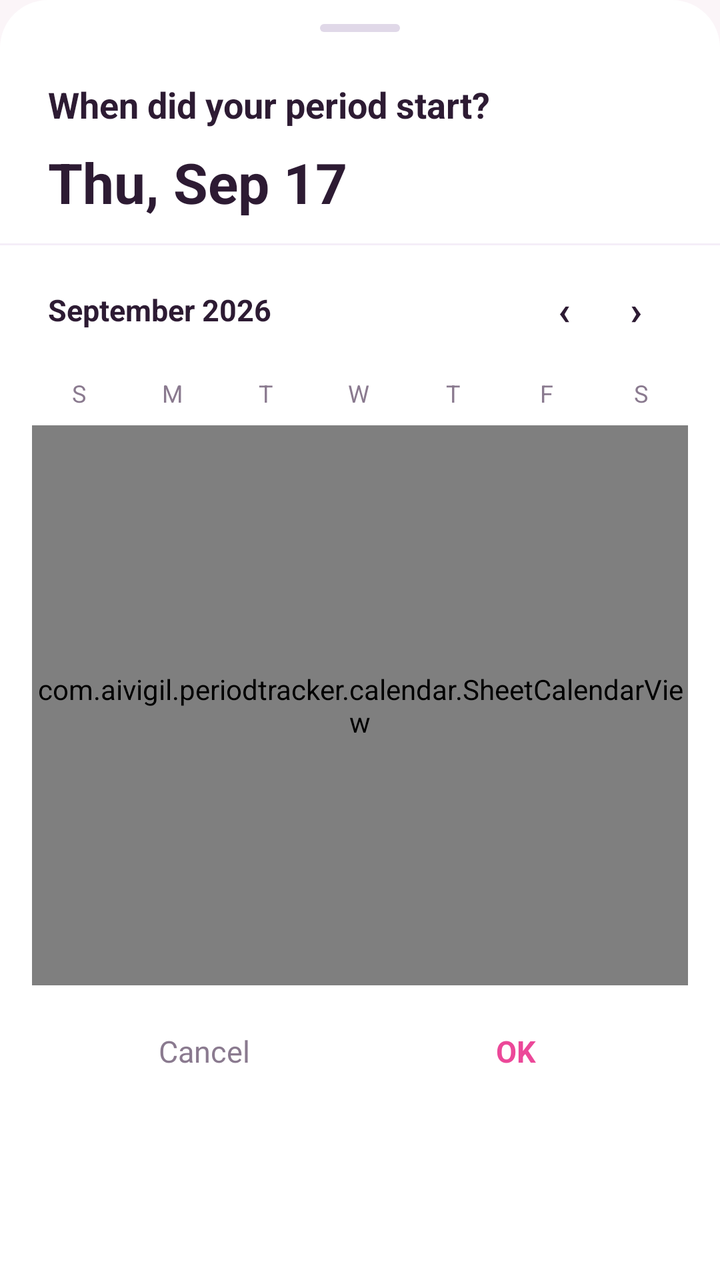
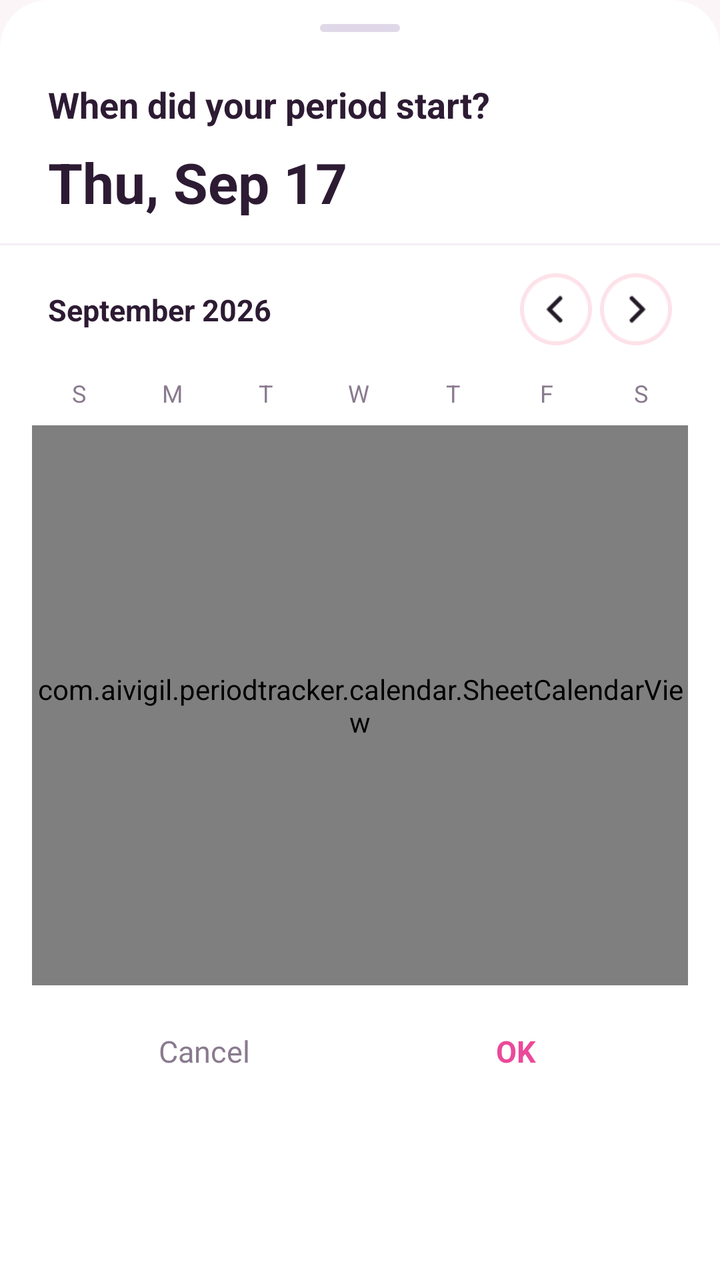

Compare the two renders of this Android layout. The source of the first and the diff that turns it into the second are given below.
<!-- AndroidManifest.xml: application theme Theme.PeriodTracker -->
<!-- res/layout/bottom_sheet_last_period.xml -->
<?xml version="1.0" encoding="utf-8"?>
<LinearLayout
    xmlns:android="http://schemas.android.com/apk/res/android"
    xmlns:app="http://schemas.android.com/apk/res-auto"
    android:layout_width="match_parent"
    android:layout_height="wrap_content"
    android:orientation="vertical"
    android:background="@drawable/bottom_sheet_bg"
    android:paddingBottom="32dp">

    
    <View
        android:layout_width="40dp"
        android:layout_height="4dp"
        android:layout_gravity="center_horizontal"
        android:layout_marginTop="12dp"
        android:background="@drawable/sheet_handle" />

    
    <TextView
        android:layout_width="wrap_content"
        android:layout_height="wrap_content"
        android:layout_marginStart="24dp"
        android:layout_marginTop="24dp"
        android:text="When did your period start?"
        android:textSize="18sp"
        android:textStyle="bold"
        android:textColor="@color/text_primary" />

    
    <androidx.constraintlayout.widget.ConstraintLayout
        android:layout_width="match_parent"
        android:layout_height="wrap_content"
        android:layout_marginHorizontal="24dp"
        android:layout_marginTop="8dp">

        <TextView
            android:id="@+id/tvSelectedPeriodDate"
            android:layout_width="0dp"
            android:layout_height="wrap_content"
            android:text="Thu, Sep 17"
            android:textSize="28sp"
            android:textStyle="bold"
            android:textColor="@color/text_primary"
            app:layout_constraintStart_toStartOf="parent"
            app:layout_constraintTop_toTopOf="parent"
            app:layout_constraintBottom_toBottomOf="parent" />



    </androidx.constraintlayout.widget.ConstraintLayout>

    <View
        android:layout_width="match_parent"
        android:layout_height="1dp"
        android:background="@color/surface_muted"
        android:layout_marginTop="12dp" />

    
    <androidx.constraintlayout.widget.ConstraintLayout
        android:layout_width="match_parent"
        android:layout_height="wrap_content"
        android:paddingHorizontal="24dp"
        android:paddingTop="14dp"
        android:paddingBottom="8dp">

        <TextView
            android:id="@+id/tvCalSheetMonthYear"
            android:layout_width="wrap_content"
            android:layout_height="wrap_content"
            android:text="September 2026"
            android:textSize="15sp"
            android:textStyle="bold"
            android:textColor="@color/text_primary"

            android:drawablePadding="4dp"
            app:layout_constraintStart_toStartOf="parent"
            app:layout_constraintTop_toTopOf="parent"
            app:layout_constraintBottom_toBottomOf="parent" />

        <LinearLayout
            android:layout_width="wrap_content"
            android:layout_height="wrap_content"
            android:orientation="horizontal"
            app:layout_constraintEnd_toEndOf="parent"
            app:layout_constraintTop_toTopOf="parent"
            app:layout_constraintBottom_toBottomOf="parent">

            <TextView
                android:id="@+id/btnCalSheetPrev"
                android:layout_width="36dp"
                android:layout_height="36dp"
                android:gravity="center"
                android:text="‹"
                android:textSize="20sp"
                android:textStyle="bold"
                android:textColor="@color/text_primary" />

            <TextView
                android:id="@+id/btnCalSheetNext"
                android:layout_width="36dp"
                android:layout_height="36dp"
                android:gravity="center"
                android:text="›"
                android:textSize="20sp"
                android:textStyle="bold"
                android:textColor="@color/text_primary" />

        </LinearLayout>

    </androidx.constraintlayout.widget.ConstraintLayout>

    
    <LinearLayout
        android:layout_width="match_parent"
        android:layout_height="wrap_content"
        android:orientation="horizontal"
        android:paddingHorizontal="16dp">

        <TextView android:layout_width="0dp" android:layout_height="32dp"
            android:layout_weight="1" android:gravity="center"
            android:text="S" android:textSize="12sp" android:textColor="@color/text_secondary" />
        <TextView android:layout_width="0dp" android:layout_height="32dp"
            android:layout_weight="1" android:gravity="center"
            android:text="M" android:textSize="12sp" android:textColor="@color/text_secondary" />
        <TextView android:layout_width="0dp" android:layout_height="32dp"
            android:layout_weight="1" android:gravity="center"
            android:text="T" android:textSize="12sp" android:textColor="@color/text_secondary" />
        <TextView android:layout_width="0dp" android:layout_height="32dp"
            android:layout_weight="1" android:gravity="center"
            android:text="W" android:textSize="12sp" android:textColor="@color/text_secondary" />
        <TextView android:layout_width="0dp" android:layout_height="32dp"
            android:layout_weight="1" android:gravity="center"
            android:text="T" android:textSize="12sp" android:textColor="@color/text_secondary" />
        <TextView android:layout_width="0dp" android:layout_height="32dp"
            android:layout_weight="1" android:gravity="center"
            android:text="F" android:textSize="12sp" android:textColor="@color/text_secondary" />
        <TextView android:layout_width="0dp" android:layout_height="32dp"
            android:layout_weight="1" android:gravity="center"
            android:text="S" android:textSize="12sp" android:textColor="@color/text_secondary" />
    </LinearLayout>

    
    <com.aivigil.periodtracker.calendar.SheetCalendarView
        android:id="@+id/sheetCalendarView"
        android:layout_width="match_parent"
        android:layout_height="280dp"
        android:layout_marginHorizontal="16dp" />

    
    <LinearLayout
        android:layout_width="match_parent"
        android:layout_height="wrap_content"
        android:orientation="horizontal"
        android:layout_marginTop="8dp"
        android:paddingHorizontal="24dp">

        <TextView
            android:id="@+id/btnPeriodDateCancel"
            android:layout_width="0dp"
            android:layout_height="50dp"
            android:layout_weight="1"
            android:gravity="center"
            android:text="Cancel"
            android:textSize="15sp"
            android:textColor="@color/text_secondary" />

        <TextView
            android:id="@+id/btnPeriodDateOk"
            android:layout_width="0dp"
            android:layout_height="50dp"
            android:layout_weight="1"
            android:gravity="center"
            android:text="OK"
            android:textSize="15sp"
            android:textStyle="bold"
            android:textColor="#EC4899" />

    </LinearLayout>

</LinearLayout>
<!-- resources referenced by this layout -->
<resources>
  <color name="surface_muted">#F5EEF8</color>
  <color name="text_primary">#2D1B33</color>
  <color name="text_secondary">#8A7A8F</color>
  <!-- drawable bottom_sheet_bg (drawable) -->
  <?xml version="1.0" encoding="utf-8"?>
  <shape xmlns:android="http://schemas.android.com/apk/res/android"
      android:shape="rectangle">
      <solid android:color="@color/surface_card" />
      <corners
          android:topLeftRadius="24dp"
          android:topRightRadius="24dp" />
  </shape>
  <!-- drawable sheet_handle (drawable) -->
  <?xml version="1.0" encoding="utf-8"?>
  <shape xmlns:android="http://schemas.android.com/apk/res/android"
      android:shape="rectangle">
      <solid android:color="#E0D8E8" />
      <corners android:radius="4dp" />
  </shape>
  <style name="Theme.PeriodTracker" parent="Base.Theme.PeriodTracker" />
  <color name="surface_card">#FFFFFF</color>
  <style name="Base.Theme.PeriodTracker" parent="Theme.Material3.DayNight.NoActionBar">
          
          <item name="android:windowTranslucentStatus">false</item>
          <item name="android:windowTranslucentNavigation">false</item>
  
          
          <item name="android:windowBackground">@color/surface_bg</item>
          <item name="android:statusBarColor">@color/app_bg</item>
          <item name="android:navigationBarColor">@color/surface_card</item>
          <item name="android:windowLightStatusBar">@bool/light_system_bars</item>
          <item name="android:windowLightNavigationBar" tools:targetApi="27">@bool/light_system_bars</item>
      </style>
  <color name="surface_bg">#FBF5F8</color>
  <color name="app_bg">#FDF2F5</color>
</resources>

<!-- the commit's change to res/layout/bottom_sheet_last_period.xml (unified diff, before → after) -->
@@ -86,25 +86,29 @@
             app:layout_constraintTop_toTopOf="parent"
             app:layout_constraintBottom_toBottomOf="parent">
 
-            <TextView
+            <ImageView
                 android:id="@+id/btnCalSheetPrev"
                 android:layout_width="36dp"
                 android:layout_height="36dp"
-                android:gravity="center"
-                android:text="‹"
-                android:textSize="20sp"
-                android:textStyle="bold"
-                android:textColor="@color/text_primary" />
+                android:padding="2dp"
+                android:src="@drawable/ic_back"
+                android:background="@drawable/bg_arrow_shadow"
+                android:scaleType="centerInside"
+                android:contentDescription="Previous month" />
 
-            <TextView
+            <View
+                android:layout_width="4dp"
+                android:layout_height="match_parent" />
+
+            <ImageView
                 android:id="@+id/btnCalSheetNext"
                 android:layout_width="36dp"
                 android:layout_height="36dp"
-                android:gravity="center"
-                android:text="›"
-                android:textSize="20sp"
-                android:textStyle="bold"
-                android:textColor="@color/text_primary" />
+                android:padding="2dp"
+                android:background="@drawable/bg_arrow_shadow"
+                android:src="@drawable/ic_next"
+                android:scaleType="centerInside"
+                android:contentDescription="Next month" />
 
         </LinearLayout>
 
<!-- resource entries referenced after the edit -->
@@ -3,6 +3,18 @@
   <color name="surface_muted">#F5EEF8</color>
   <color name="text_primary">#2D1B33</color>
   <color name="text_secondary">#8A7A8F</color>
+  <!-- drawable bg_arrow_shadow (drawable) -->
+  <?xml version="1.0" encoding="utf-8"?>
+  <shape xmlns:android="http://schemas.android.com/apk/res/android"
+      android:shape="oval">
+  
+      <solid android:color="@color/icon_bg_pink" />
+  
+      <size
+          android:width="32dp"
+          android:height="32dp" />
+  
+  </shape>
   <!-- drawable bottom_sheet_bg (drawable) -->
   <?xml version="1.0" encoding="utf-8"?>
   <shape xmlns:android="http://schemas.android.com/apk/res/android"
@@ -12,6 +24,8 @@
           android:topLeftRadius="24dp"
           android:topRightRadius="24dp" />
   </shape>
+  <!-- drawable ic_back: png bitmap (drawable, 946 bytes) -->
+  <!-- drawable ic_next: png bitmap (drawable, 948 bytes) -->
   <!-- drawable sheet_handle (drawable) -->
   <?xml version="1.0" encoding="utf-8"?>
   <shape xmlns:android="http://schemas.android.com/apk/res/android"
@@ -20,6 +34,7 @@
       <corners android:radius="4dp" />
   </shape>
   <style name="Theme.PeriodTracker" parent="Base.Theme.PeriodTracker" />
+  <color name="icon_bg_pink">#FDE2E9</color>
   <color name="surface_card">#FFFFFF</color>
   <style name="Base.Theme.PeriodTracker" parent="Theme.Material3.DayNight.NoActionBar">
           
